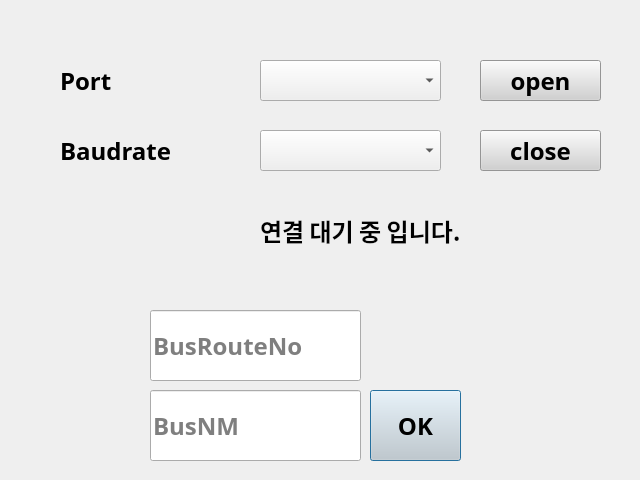
This is BusInfoAdderPyQt.ui in Minarinski/PyQt as Qt 5 draws it before an edit. The edited form follows.
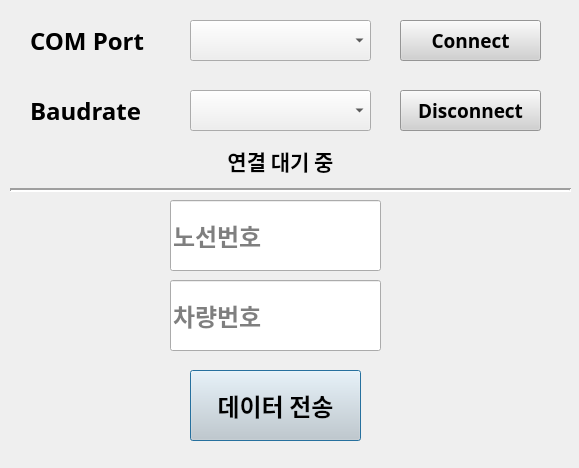
This is the edited form.

Commit message: BusInfoAdder 디자인 개선 및 기능 변경

The edit to the form file:
```diff
--- a/BusInfoAdderPyQt.ui
+++ b/BusInfoAdderPyQt.ui
@@ -6,8 +6,8 @@
    <rect>
     <x>0</x>
     <y>0</y>
-    <width>640</width>
-    <height>480</height>
+    <width>579</width>
+    <height>468</height>
    </rect>
   </property>
   <property name="windowTitle">
@@ -16,8 +16,8 @@
   <widget class="QLineEdit" name="BusRouteNoInput">
    <property name="geometry">
     <rect>
-     <x>150</x>
-     <y>310</y>
+     <x>170</x>
+     <y>200</y>
      <width>211</width>
      <height>71</height>
     </rect>
@@ -40,15 +40,15 @@
     <set>Qt::AlignLeading|Qt::AlignLeft|Qt::AlignVCenter</set>
    </property>
    <property name="placeholderText">
-    <string>BusRouteNo</string>
+    <string>노선번호</string>
    </property>
   </widget>
   <widget class="QPushButton" name="BusRouteBtn">
    <property name="geometry">
     <rect>
-     <x>370</x>
-     <y>390</y>
-     <width>91</width>
+     <x>190</x>
+     <y>370</y>
+     <width>171</width>
      <height>71</height>
     </rect>
    </property>
@@ -64,15 +64,15 @@
     <string notr="true">background-color: rgb(209, 209, 209);</string>
    </property>
    <property name="text">
-    <string>OK</string>
+    <string>데이터 전송</string>
    </property>
   </widget>
   <widget class="QLabel" name="PortLabel">
    <property name="geometry">
     <rect>
-     <x>60</x>
-     <y>50</y>
-     <width>111</width>
+     <x>30</x>
+     <y>10</y>
+     <width>151</width>
      <height>61</height>
     </rect>
    </property>
@@ -85,22 +85,22 @@
     </font>
    </property>
    <property name="text">
-    <string>Port</string>
+    <string>COM Port</string>
    </property>
   </widget>
   <widget class="QComboBox" name="PortCombo">
    <property name="geometry">
     <rect>
-     <x>260</x>
-     <y>60</y>
+     <x>190</x>
+     <y>20</y>
      <width>181</width>
      <height>41</height>
     </rect>
    </property>
    <property name="font">
     <font>
-     <family>나눔고딕 ExtraBold</family>
-     <pointsize>18</pointsize>
+     <family>나눔고딕</family>
+     <pointsize>14</pointsize>
      <weight>75</weight>
      <bold>true</bold>
     </font>
@@ -109,8 +109,8 @@
   <widget class="QLabel" name="BaudrateLabel">
    <property name="geometry">
     <rect>
-     <x>60</x>
-     <y>120</y>
+     <x>30</x>
+     <y>80</y>
      <width>151</width>
      <height>61</height>
     </rect>
@@ -130,16 +130,16 @@
   <widget class="QComboBox" name="BaudrateCombo">
    <property name="geometry">
     <rect>
-     <x>260</x>
-     <y>130</y>
+     <x>190</x>
+     <y>90</y>
      <width>181</width>
      <height>41</height>
     </rect>
    </property>
    <property name="font">
     <font>
-     <family>나눔고딕 ExtraBold</family>
-     <pointsize>18</pointsize>
+     <family>나눔고딕</family>
+     <pointsize>14</pointsize>
      <weight>75</weight>
      <bold>true</bold>
     </font>
@@ -148,16 +148,16 @@
   <widget class="QPushButton" name="OpenBtn">
    <property name="geometry">
     <rect>
-     <x>480</x>
-     <y>60</y>
-     <width>121</width>
+     <x>400</x>
+     <y>20</y>
+     <width>141</width>
      <height>41</height>
     </rect>
    </property>
    <property name="font">
     <font>
      <family>나눔고딕 ExtraBold</family>
-     <pointsize>18</pointsize>
+     <pointsize>14</pointsize>
      <weight>75</weight>
      <bold>true</bold>
     </font>
@@ -166,22 +166,22 @@
     <string notr="true">background-color: rgb(209, 209, 209);</string>
    </property>
    <property name="text">
-    <string>open</string>
+    <string>Connect</string>
    </property>
   </widget>
   <widget class="QPushButton" name="CloseBtn">
    <property name="geometry">
     <rect>
-     <x>480</x>
-     <y>130</y>
-     <width>121</width>
+     <x>400</x>
+     <y>90</y>
+     <width>141</width>
      <height>41</height>
     </rect>
    </property>
    <property name="font">
     <font>
      <family>나눔고딕 ExtraBold</family>
-     <pointsize>18</pointsize>
+     <pointsize>14</pointsize>
      <weight>75</weight>
      <bold>true</bold>
     </font>
@@ -190,14 +190,14 @@
     <string notr="true">background-color: rgb(209, 209, 209);</string>
    </property>
    <property name="text">
-    <string>close</string>
+    <string>Disconnect</string>
    </property>
   </widget>
   <widget class="QLabel" name="IsOpenLabel">
    <property name="geometry">
     <rect>
-     <x>260</x>
-     <y>200</y>
+     <x>110</x>
+     <y>130</y>
      <width>341</width>
      <height>61</height>
     </rect>
@@ -205,20 +205,23 @@
    <property name="font">
     <font>
      <family>나눔고딕 ExtraBold</family>
-     <pointsize>18</pointsize>
+     <pointsize>16</pointsize>
      <weight>75</weight>
      <bold>true</bold>
     </font>
    </property>
    <property name="text">
-    <string>연결 대기 중 입니다.</string>
+    <string>연결 대기 중</string>
+   </property>
+   <property name="alignment">
+    <set>Qt::AlignCenter</set>
    </property>
   </widget>
   <widget class="QLineEdit" name="BusNMInput">
    <property name="geometry">
     <rect>
-     <x>150</x>
-     <y>390</y>
+     <x>170</x>
+     <y>280</y>
      <width>211</width>
      <height>71</height>
     </rect>
@@ -241,7 +244,26 @@
     <set>Qt::AlignLeading|Qt::AlignLeft|Qt::AlignVCenter</set>
    </property>
    <property name="placeholderText">
-    <string>BusNM</string>
+    <string>차량번호</string>
+   </property>
+  </widget>
+  <widget class="Line" name="line">
+   <property name="geometry">
+    <rect>
+     <x>10</x>
+     <y>180</y>
+     <width>561</width>
+     <height>20</height>
+    </rect>
+   </property>
+   <property name="frameShadow">
+    <enum>QFrame::Sunken</enum>
+   </property>
+   <property name="lineWidth">
+    <number>2</number>
+   </property>
+   <property name="orientation">
+    <enum>Qt::Horizontal</enum>
    </property>
   </widget>
  </widget>
```
The commit also changes 2 other files.
